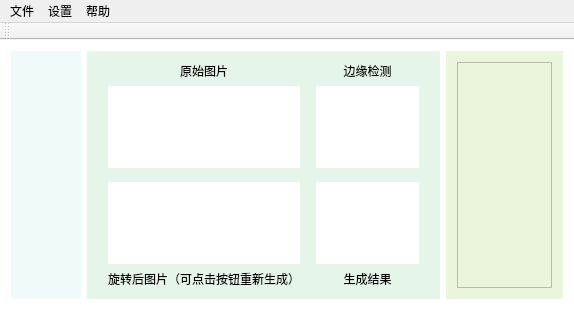
ghost233lism/NKUcpp-pyhsics-experiments-images-programming-based-on-opencv, file NKUexperimenter/NKUexperimenter.ui: the form before one commit.
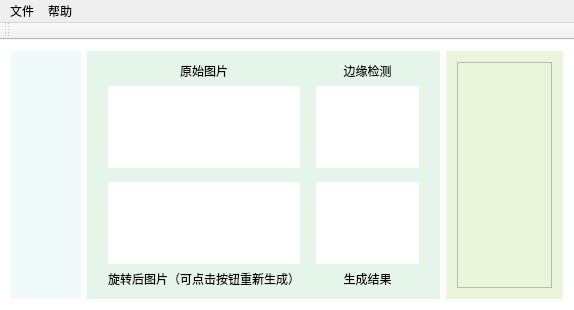
The form after the commit.

Patch:
```diff
--- a/NKUexperimenter/NKUexperimenter.ui
+++ b/NKUexperimenter/NKUexperimenter.ui
@@ -542,12 +542,6 @@
     <addaction name="saveEdge"/>
     <addaction name="saveRotate"/>
    </widget>
-   <widget class="QMenu" name="setMenu">
-    <property name="title">
-     <string>设置</string>
-    </property>
-    <addaction name="actionCuda"/>
-   </widget>
    <widget class="QMenu" name="helpMenu">
     <property name="title">
      <string>帮助</string>
@@ -556,7 +550,6 @@
     <addaction name="actionForMoreHelp"/>
    </widget>
    <addaction name="fileMenu"/>
-   <addaction name="setMenu"/>
    <addaction name="helpMenu"/>
   </widget>
   <action name="newFile">
```
